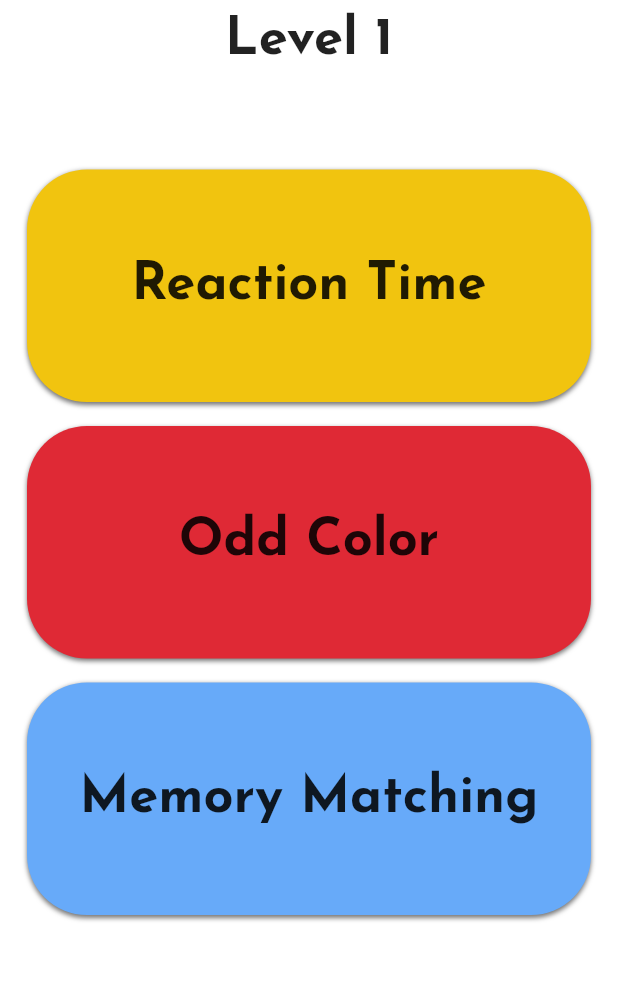
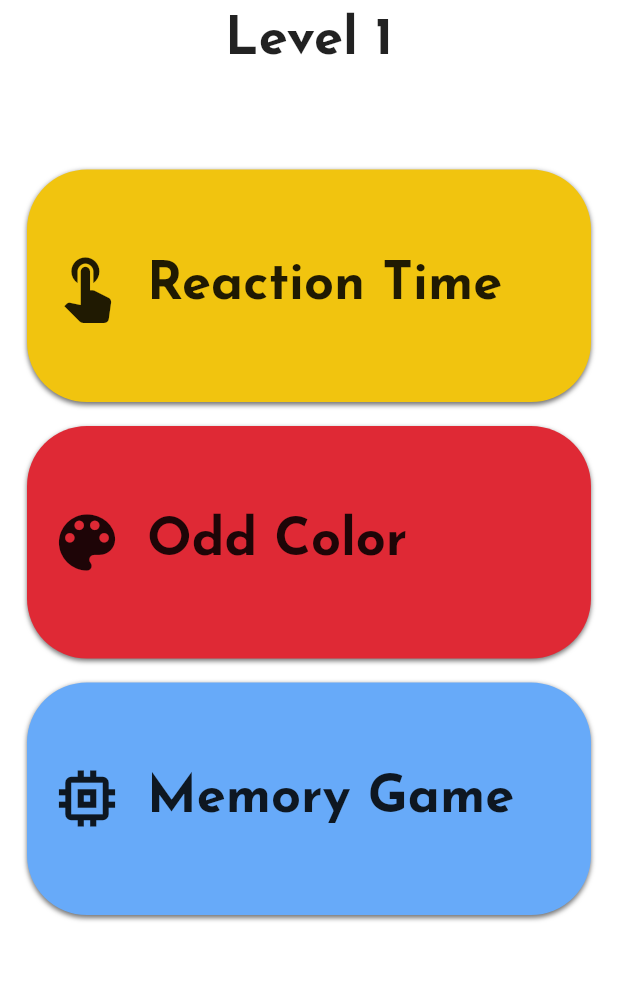
Before and after one commit to dwvicy/cognitionAD, a Flutter app: the screen it shows after launch, on a phone screen of 412 x 824 dp, the part 156-1137 px from its top. Run offline on Flutter 3.47's test engine with Material 2 defaults, Android fonts, the phone set to English and light mode, and no system bars; our stand-ins replace flare_flutter, flip_card, rxdart, shared_preferences, vibration; statements that could not run were skipped.

Commit message:
final changes

```diff
--- a/lib/screens/home_screen.dart
+++ b/lib/screens/home_screen.dart
@@ -7,8 +7,8 @@ class HomePage extends StatefulWidget {
 }
 
 class _HomePageState extends State<HomePage> {
-  List<String> names = ["Reaction Time", "Odd Color", "Memory Matching"];
-
+  List<String> names = ["Reaction Time", "Odd Color", "Memory Game"];
+  List<IconData> icons = [Icons.touch_app, Icons.color_lens, Icons.memory];
   List<Color> colors = [AppTheme.ello, AppTheme.red, AppTheme.blue];
 
   @override
@@ -65,11 +65,23 @@ class _HomePageState extends State<HomePage> {
                           padding: const EdgeInsets.all(8.0),
                           child: Container(
                               child: Center(
-                                  child: Text(
-                                names[index],
-                                textAlign: TextAlign.center,
-                                style: Style.smolHead,
-                              )),
+                                  child: Row(
+                                      crossAxisAlignment: CrossAxisAlignment.center,
+                                      mainAxisAlignment: MainAxisAlignment.start,
+                                      children: [
+                                    Padding(
+                                      padding: const EdgeInsets.all(15.0),
+                                      child: Icon(
+                                        icons[index],
+                                        size: 50,
+                                      ),
+                                    ),
+                                    Text(
+                                      names[index],
+                                      textAlign: TextAlign.center,
+                                      style: Style.smolHead,
+                                    ),
+                                  ])),
                               decoration: BoxDecoration(
                                   borderRadius: BorderRadius.all(Radius.circular(40)),
                                   color: colors[index],
--- a/pubspec.yaml
+++ b/pubspec.yaml
@@ -52,6 +52,10 @@ flutter:
        - asset: assets/fonts/JosefinSans-Bold.ttf
          weight: 700
 
+  assets:
+  - assets/animation/react.png
+  - assets/animation/splash.flr2d
+
 
   # The following line ensures that the Material Icons font is
   # included with your application, so that you can use the icons in
```
Also changed, not shown: assets/animation/react.png (added).
